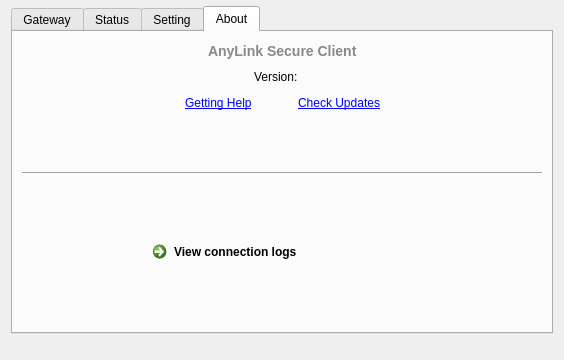
First picture: the form in src/anylink.ui, repository tlslink/anylink-client, before the edit.
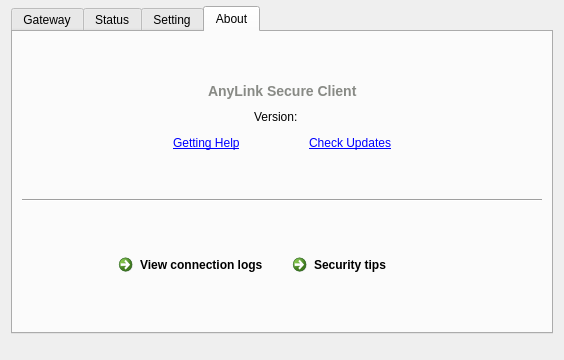
Second picture: the form after the edit. The open tabs and pages were chosen to show the change. Custom widgets are drawn as their Qt base class.

Commit message: opt security tips

The edit to the form file:
```diff
--- a/src/anylink.ui
+++ b/src/anylink.ui
@@ -583,7 +583,14 @@
        <string>About</string>
       </attribute>
       <layout class="QGridLayout" name="gridLayout_5">
-       <item row="3" column="1">
+       <item row="3" column="0" colspan="3">
+        <widget class="Line" name="line">
+         <property name="orientation">
+          <enum>Qt::Horizontal</enum>
+         </property>
+        </widget>
+       </item>
+       <item row="4" column="1">
         <spacer name="verticalSpacer_11">
          <property name="orientation">
           <enum>Qt::Vertical</enum>
@@ -597,6 +604,24 @@
         </spacer>
        </item>
        <item row="5" column="1">
+        <layout class="QHBoxLayout" name="horizontalLayout_6">
+         <item>
+          <widget class="QCommandLinkButton" name="buttonViewLog">
+           <property name="text">
+            <string>View connection logs</string>
+           </property>
+          </widget>
+         </item>
+         <item>
+          <widget class="QCommandLinkButton" name="buttonSecurityTips">
+           <property name="text">
+            <string>Security tips</string>
+           </property>
+          </widget>
+         </item>
+        </layout>
+       </item>
+       <item row="6" column="1">
         <spacer name="verticalSpacer_12">
          <property name="orientation">
           <enum>Qt::Vertical</enum>
@@ -609,7 +634,7 @@
          </property>
         </spacer>
        </item>
-       <item row="0" column="1">
+       <item row="1" column="1">
         <layout class="QVBoxLayout" name="verticalLayout">
          <item>
           <layout class="QHBoxLayout" name="horizontalLayout_3">
@@ -760,20 +785,7 @@
          </item>
         </layout>
        </item>
-       <item row="0" column="2">
-        <spacer name="horizontalSpacer_13">
-         <property name="orientation">
-          <enum>Qt::Horizontal</enum>
-         </property>
-         <property name="sizeHint" stdset="0">
-          <size>
-           <width>65</width>
-           <height>20</height>
-          </size>
-         </property>
-        </spacer>
-       </item>
-       <item row="0" column="0">
+       <item row="1" column="0">
         <spacer name="horizontalSpacer_12">
          <property name="orientation">
           <enum>Qt::Horizontal</enum>
@@ -786,7 +798,33 @@
          </property>
         </spacer>
        </item>
-       <item row="1" column="1">
+       <item row="1" column="2">
+        <spacer name="horizontalSpacer_13">
+         <property name="orientation">
+          <enum>Qt::Horizontal</enum>
+         </property>
+         <property name="sizeHint" stdset="0">
+          <size>
+           <width>65</width>
+           <height>20</height>
+          </size>
+         </property>
+        </spacer>
+       </item>
+       <item row="2" column="1">
+        <spacer name="verticalSpacer_6">
+         <property name="orientation">
+          <enum>Qt::Vertical</enum>
+         </property>
+         <property name="sizeHint" stdset="0">
+          <size>
+           <width>20</width>
+           <height>40</height>
+          </size>
+         </property>
+        </spacer>
+       </item>
+       <item row="0" column="1">
         <spacer name="verticalSpacer_13">
          <property name="orientation">
           <enum>Qt::Vertical</enum>
@@ -799,20 +837,6 @@
          </property>
         </spacer>
        </item>
-       <item row="4" column="1">
-        <widget class="QCommandLinkButton" name="buttonViewLog">
-         <property name="text">
-          <string>View connection logs</string>
-         </property>
-        </widget>
-       </item>
-       <item row="2" column="0" colspan="3">
-        <widget class="Line" name="line">
-         <property name="orientation">
-          <enum>Qt::Horizontal</enum>
-         </property>
-        </widget>
-       </item>
       </layout>
      </widget>
     </widget>
```
The commit also changes 18 other files.
